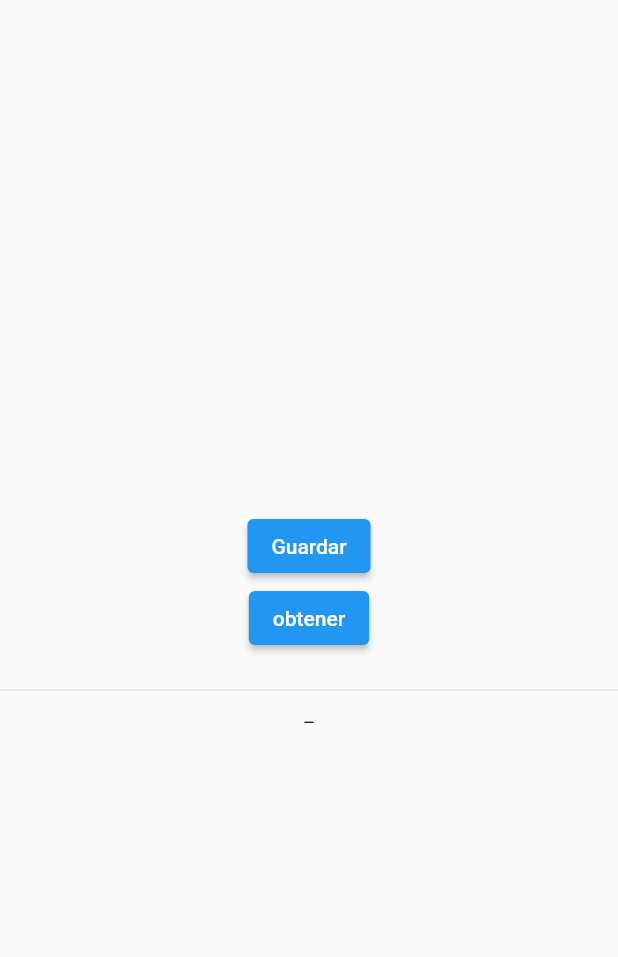
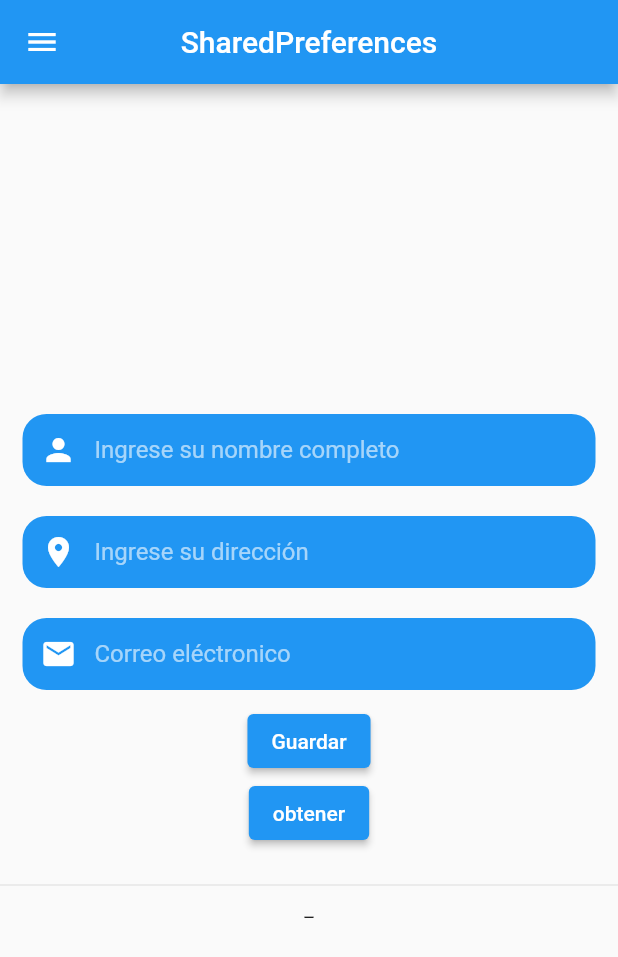
Before and after one commit to Eli010/codigo6-SharedPref, a Flutter app: the screen it shows after launch, after a tap on "Guardar", on a phone screen of 412 x 824 dp. Shown: the top 957 px of the screen. Run offline on Flutter 3.47's test engine with Material 2 defaults, Android fonts, the phone set to English and light mode, and no system bars; our stand-ins replace shared_preferences; network calls fail.

Commit message:
final shared basic use

```diff
--- a/lib/main.dart
+++ b/lib/main.dart
@@ -1,7 +1,16 @@
 import 'package:codigo6_shared/pages/home_page.dart';
+import 'package:codigo6_shared/utils/sp_global.dart';
 import 'package:flutter/material.dart';
 
-void main() => runApp(const MyApp());
+void main() async {
+  WidgetsFlutterBinding.ensureInitialized();
+  //nos creamos nuestra variable de tipo SPGlobal
+  SPGlobal spGlobal = SPGlobal();
+  //con esto inicializamos nuestro sharedPrefences en todo nuestro project
+  await spGlobal.initSharedPreferences();
+
+  runApp(const MyApp());
+}
 
 class MyApp extends StatelessWidget {
   const MyApp({super.key});
--- a/lib/pages/home_page.dart
+++ b/lib/pages/home_page.dart
@@ -1,3 +1,6 @@
+import 'package:codigo6_shared/utils/sp_global.dart';
+import 'package:codigo6_shared/widgets/common_textfield_widgets.dart';
+import 'package:codigo6_shared/widgets/drawer_widget.dart';
 import 'package:flutter/material.dart';
 import 'package:shared_preferences/shared_preferences.dart';
 
@@ -9,15 +12,27 @@ class HomePage extends StatefulWidget {
 }
 
 class _HomePageState extends State<HomePage> {
+  //nos cremos nuestros controladores para los textfield
+  final TextEditingController _nameCtrl = TextEditingController();
+  final TextEditingController _addressCtrl = TextEditingController();
+  final TextEditingController _emailCtrl = TextEditingController();
+
   //la variable que usaremos para mostrar en pantalla
   String nombre = "";
 
+  save() {
+    //realizamos la llamada desde nuestro sp_global = singleton
+    SPGlobal().name = "Lee Pacombia";
+    SPGlobal().address = "Jr. Mariano Melgar 645";
+    SPGlobal().email = "Lee@gmail.com";
+  }
+/*
   //me creo una función/metodo save para guardar datos con sharedPrefeces
-  // save() async {//*hasta aqui es paso 3 **
+  // save() async {//hasta aqui es paso 3 **
 
   //Agregamos nuestro Future, void por que no retorna nada
   Future<void> save() async {
-    //*paso 4 reemplazamos, paso 3 al paso 4 **
+    //paso 4 reemplazamos, paso 3 al paso 4 **
 
     //me creo una instacia de sharedPreferences
     //el getInstance() es un Future por ello lleva await
@@ -31,9 +46,9 @@ class _HomePageState extends State<HomePage> {
     //con esto verificamos que la función ejecute
     debugPrint("guardar.."); // es igual a --> print("guardar ...");
   }
-
+*/
   //con esto recuperamos/obtenemos nuestro valor que viene de nuestro save(){}
-  // getData() async { //*hasta aqui es paso 3 **
+  // getData() async { //hasta aqui es paso 3 **
 
   //Agregamos nuestro Future, void por que no retorna nada
   Future<void> getData() async {
@@ -46,7 +61,7 @@ class _HomePageState extends State<HomePage> {
     //madarin= el nombre de nuestra instancia
     //getString = el metodo para obtener nuestro valor del meotod save(){}
     //key= colocamos la llave de nuestro valor a obtener "name"
-    debugPrint(mandarin.getString("name"));
+    debugPrint(mandarin.getString("names")); // es igual a --> print();
 
     //asignamos el valor a nuestra variable externa
     //OJO:realizamos una condición para que no te mande un valor nullo-> ?? "-";
@@ -65,12 +80,21 @@ class _HomePageState extends State<HomePage> {
     SharedPreferences mandarinas = await SharedPreferences.getInstance();
 
     //aqui retornamos nuestro valor
-    return mandarinas.getString("name") ?? "_";
+    return mandarinas.getString("names") ?? "_";
   }
 
   @override
   Widget build(BuildContext context) {
     return Scaffold(
+      //nos creamos nuestra appBar que se muestra en la parte superior
+      appBar: AppBar(
+        //es el titulo que se muestra en nuestra cabecera
+        title: const Text("SharedPreferences"),
+        //centramos nuestro titulo
+        centerTitle: true,
+      ),
+      //creamos una menu desplegable
+      drawer: const CustomDrawer(),
       body: Center(
         child: Column(
           mainAxisAlignment: MainAxisAlignment.center,
@@ -79,6 +103,27 @@ class _HomePageState extends State<HomePage> {
             //!PASO 2: nos creamos nuestros funciones save(){} y getData(){}
             //!PASO 3: mostramos el valor en la pantalla usando una variable
             //!PASO 4: mostrmos el valor usando FutureBuilder
+            //!PASO 5: nos cremos tres textFields con sus controladores
+
+            //NOS CREAMOS TRES TEXTFIELD
+            CommonTextField(
+              //puede ser un ejemplo o una petición
+              text: "Ingrese su nombre completo",
+              //el icono se saldra antes de escribir
+              icon: Icons.person,
+              //manemos de datos ingresados a nuestro textfield
+              controller: _nameCtrl,
+            ),
+            CommonTextField(
+              text: "Ingrese su dirección",
+              icon: Icons.location_on,
+              controller: _addressCtrl,
+            ),
+            CommonTextField(
+              text: "Correo eléctronico",
+              icon: Icons.email,
+              controller: _emailCtrl,
+            ),
             //nos creamos un boton llamado "guardar" para nuestra funciòn Save(){}
             ElevatedButton(
               onPressed: () {
--- /dev/null
+++ b/lib/utils/sp_global.dart
@@ -0,0 +1,54 @@
+//aqui realizaremos nuestro singleton
+//no creamos nuestra clase con el nombre SPGlobal
+import 'package:shared_preferences/shared_preferences.dart';
+
+class SPGlobal {
+  //me creo una instance llamado instance
+  static final SPGlobal _instance = SPGlobal.mandarina();
+
+  //me creo un contructor con nombre
+  SPGlobal.mandarina();
+
+  //me creo un constructor tipo factory
+  factory SPGlobal() {
+    // return _instance;
+    return SPGlobal._instance;
+  }
+  //una forma de probar que funciona
+  List<String> products = [];
+
+  //nos creamos una variable de tipo SharedPreferences con asignación posterior late
+  late SharedPreferences prefs;
+
+  //nos creamos una metodo de iniciación para nuestro shared
+  Future<void> initSharedPreferences() async {
+    prefs = await SharedPreferences.getInstance();
+  }
+
+  /*CON ESTAS FUNCIONES USAREMOS NUESTRO SHAREDPREFENCES*/
+  //con este metodo guardamos nuestros datos
+  set name(String value) {
+    prefs.setString("name", value);
+  }
+
+  //con este metodo recuperamos nuestros valores
+  String get name {
+    return prefs.getString("name") ?? "-";
+  }
+
+  set address(String value) {
+    prefs.setString("address", value);
+  }
+
+  String get address {
+    return prefs.getString("address") ?? "-";
+  }
+
+  set email(String value) {
+    prefs.setString("correo", value);
+  }
+
+  String get email {
+    return prefs.getString("correo") ?? "";
+  }
+}
--- /dev/null
+++ b/lib/widgets/common_textfield_widgets.dart
@@ -0,0 +1,48 @@
+import 'package:flutter/material.dart';
+
+class CommonTextField extends StatelessWidget {
+  final IconData icon;
+  final String text;
+  final TextEditingController? controller;
+
+  const CommonTextField(
+      {super.key, required this.icon, required this.text, this.controller});
+
+  @override
+  Widget build(BuildContext context) {
+    return Container(
+      margin: const EdgeInsets.symmetric(horizontal: 15, vertical: 10),
+      child: TextField(
+        controller: controller,
+        //cambiamos el puntero;
+        cursorColor: Colors.black,
+        //cambiamos el style del texto que escriba el usuario;
+        style: const TextStyle(color: Colors.white),
+        decoration: InputDecoration(
+          focusedBorder: OutlineInputBorder(
+            borderRadius: BorderRadius.circular(16.0),
+            borderSide: BorderSide.none,
+          ),
+          enabledBorder: OutlineInputBorder(
+            borderRadius: BorderRadius.circular(16.0),
+            borderSide: BorderSide.none,
+          ),
+          //cambiamos el color de relleno;
+          fillColor: Colors.blue,
+          //aceptamos el cambio del color de relleno;
+          filled: true,
+          //manejamos el paddion de nuestro texfield;
+          contentPadding: const EdgeInsets.symmetric(vertical: 12),
+          //el mensaje post llenado;
+          hintText: text,
+          hintStyle: TextStyle(color: Colors.white.withOpacity(0.6)),
+          //icono dentro del texfield;
+          prefixIcon: Icon(
+            icon,
+            color: Colors.white,
+          ),
+        ),
+      ),
+    );
+  }
+}
--- /dev/null
+++ b/lib/widgets/drawer_widget.dart
@@ -0,0 +1,109 @@
+import 'package:codigo6_shared/pages/profile_page.dart';
+import 'package:flutter/material.dart';
+
+class CustomDrawer extends StatelessWidget {
+  const CustomDrawer({
+    super.key,
+  });
+
+  @override
+  Widget build(BuildContext context) {
+    return Drawer(
+      child: Column(
+        //para abarcar todo el espacio asignado
+        crossAxisAlignment: CrossAxisAlignment.stretch,
+        children: [
+          //creamos nuestra cabecera de nuestro drawer
+          DrawerHeader(
+            decoration: const BoxDecoration(
+              color: Colors.red,
+              image: DecorationImage(
+                fit: BoxFit.cover,
+                image: NetworkImage(
+                  "https://images.pexels.com/photos/3052361/pexels-photo-3052361.jpeg?auto=compress&cs=tinysrgb&w=600",
+                ),
+              ),
+            ),
+            child: Column(
+              crossAxisAlignment: CrossAxisAlignment.start,
+              children: [
+                //con el circleavatar redondeamos una imagen y ponemos borde
+                const CircleAvatar(
+                  radius: 36,
+                  backgroundColor: Colors.white,
+                  child: CircleAvatar(
+                    radius: 35,
+                    //realimos la llamda de una imagen desde la nube
+                    backgroundImage: NetworkImage(
+                      "https://images.pexels.com/photos/598917/pexels-photo-598917.jpeg?auto=compress&cs=tinysrgb&w=600",
+                    ),
+                  ),
+                ),
+                //realizar la separación de espacio
+                const SizedBox(
+                  height: 10,
+                ),
+                const Text(
+                  "Elí Pacombia Santander",
+                  style: TextStyle(
+                    color: Colors.white,
+                    fontSize: 18,
+                    fontWeight: FontWeight.w600,
+                  ),
+                ),
+                Text(
+                  "eli.pacombia@gmail.com",
+                  style: TextStyle(
+                    color: Colors.grey[100],
+                    fontSize: 16,
+                    // fontWeight: FontWeight.w600,
+                  ),
+                ),
+              ],
+            ),
+          ),
+          //creamos nuestro lista de opciones debajo de nuestra cabecera
+          ListTile(
+            onTap: () {
+              Navigator.push(
+                context,
+                MaterialPageRoute(
+                  builder: (context) => const ProfilePage(),
+                ),
+              );
+            },
+            leading: const Icon(
+              Icons.person,
+            ),
+            title: const Text("Mi perfil"),
+          ),
+          const ListTile(
+            leading: Icon(
+              Icons.settings,
+            ),
+            title: Text("Configuración"),
+          ),
+          const ListTile(
+            leading: Icon(
+              Icons.price_change,
+            ),
+            title: Text("Ventas"),
+          ),
+          const ListTile(
+            leading: Icon(
+              Icons.pie_chart,
+            ),
+            title: Text("Resumen"),
+          ),
+          const Divider(),
+          const ListTile(
+            leading: Icon(
+              Icons.exit_to_app,
+            ),
+            title: Text("Cerrar sesión"),
+          )
+        ],
+      ),
+    );
+  }
+}
```
Also changed, not shown: lib/pages/profile_page.dart (added, +118 -0 lines).
